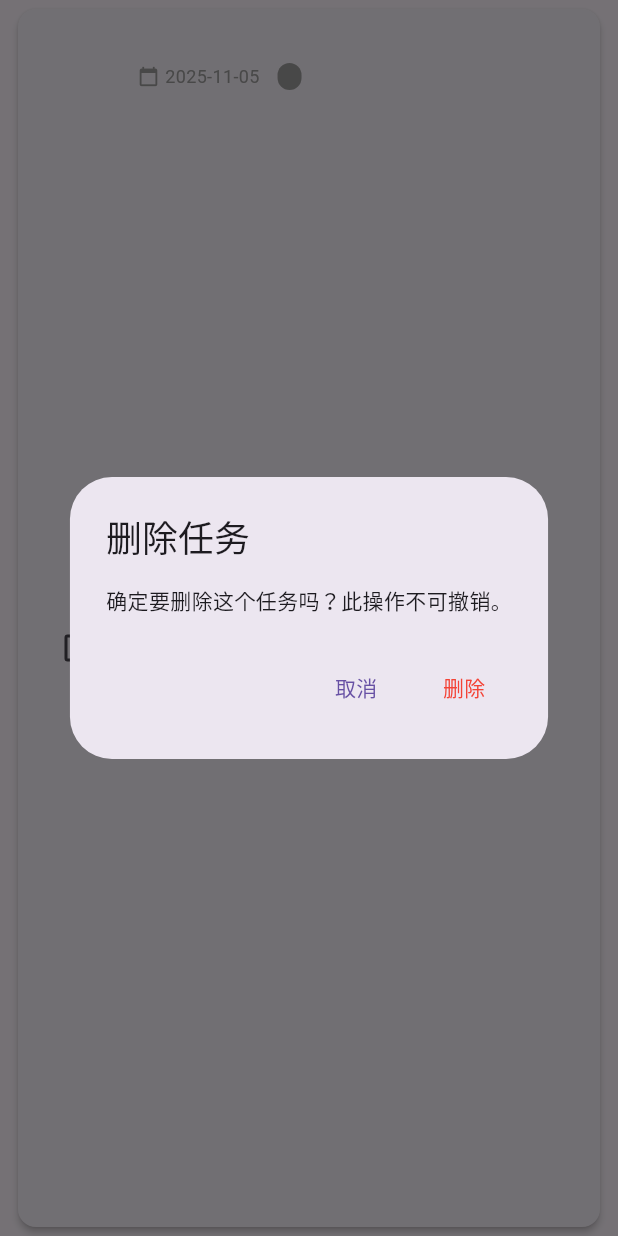
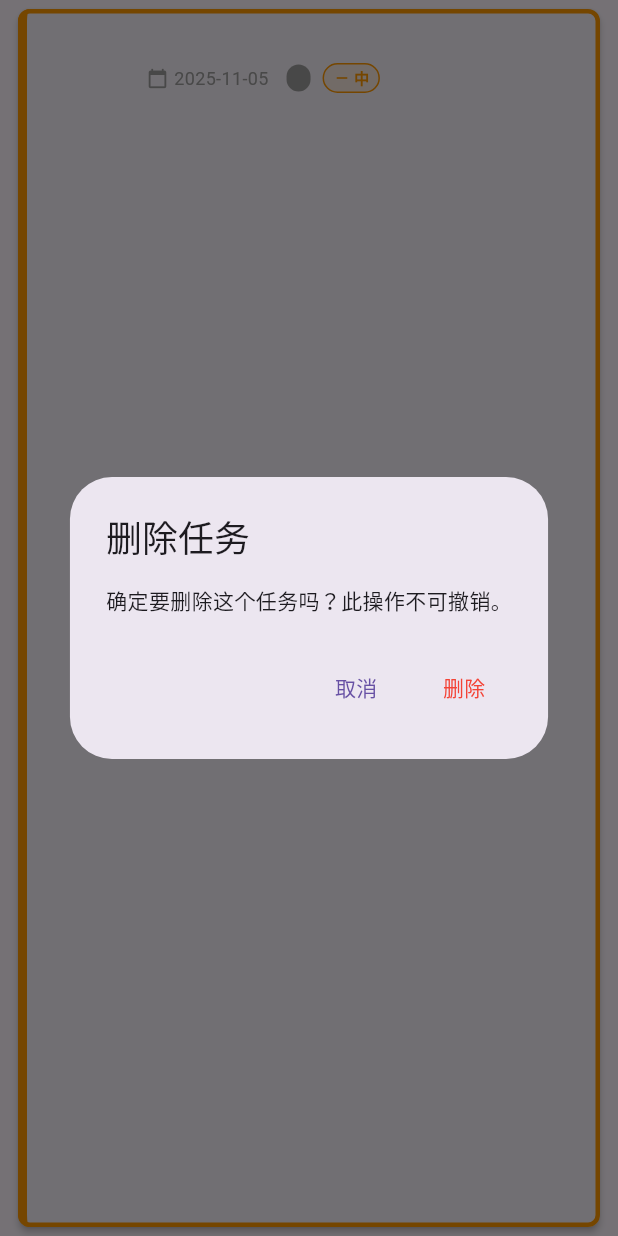
Before and after one commit to WeiTao96/task_manager_app, a Flutter app: the TaskItem widget shown alone on an empty page, opened directly with empty values, after a tap on the "delete outline" icon, on a phone screen of 412 x 824 dp. Run offline on Flutter 3.47's test engine with Material 3 defaults, Android fonts, the phone set to English and light mode, and no system bars; our stand-ins replace sqflite; accounts and stored records are empty.

Commit message:
feat: 添加任务难度功能

```diff
--- a/lib/models/task.dart
+++ b/lib/models/task.dart
@@ -1,3 +1,5 @@
+import 'package:flutter/material.dart';
+
 // 任务重复类型枚举
 enum TaskRepeatType {
   special('特殊任务'),
@@ -6,6 +8,28 @@ enum TaskRepeatType {
 
   const TaskRepeatType(this.displayName);
   final String displayName;
+}
+
+// 任务难度枚举
+enum TaskDifficulty {
+  low('低'),
+  medium('中'),
+  high('高');
+
+  const TaskDifficulty(this.displayName);
+  final String displayName;
+
+  // 获取难度对应的颜色
+  Color get color {
+    switch (this) {
+      case TaskDifficulty.low:
+        return Colors.green;
+      case TaskDifficulty.medium:
+        return Colors.orange;
+      case TaskDifficulty.high:
+        return Colors.red;
+    }
+  }
 }
 
 class Task {
@@ -18,6 +42,7 @@ class Task {
   int xp; // 经验值
   int gold; // 金币
   TaskRepeatType repeatType; // 任务重复类型
+  TaskDifficulty difficulty; // 任务难度
   DateTime? lastCompletedDate; // 上次完成日期
   String? originalTaskId; // 原始任务ID（用于重复任务）
 
@@ -31,6 +56,7 @@ class Task {
     this.xp = 0,
     this.gold = 0,
     this.repeatType = TaskRepeatType.special,
+    this.difficulty = TaskDifficulty.medium,
     this.lastCompletedDate,
     this.originalTaskId,
   });
@@ -47,6 +73,7 @@ class Task {
       'xp': xp,
       'gold': gold,
       'repeatType': repeatType.name,
+      'difficulty': difficulty.name,
       'lastCompletedDate': lastCompletedDate?.toIso8601String(),
       'originalTaskId': originalTaskId,
     };
@@ -67,6 +94,19 @@ class Task {
       }
     }
 
+    // 解析难度
+    TaskDifficulty difficulty = TaskDifficulty.medium;
+    if (map.containsKey('difficulty') && map['difficulty'] != null) {
+      try {
+        difficulty = TaskDifficulty.values.firstWhere(
+          (diff) => diff.name == map['difficulty'],
+          orElse: () => TaskDifficulty.medium,
+        );
+      } catch (e) {
+        difficulty = TaskDifficulty.medium;
+      }
+    }
+
     return Task(
       id: map['id'],
       title: map['title'],
@@ -77,6 +117,7 @@ class Task {
       xp: map.containsKey('xp') && map['xp'] != null ? (map['xp'] as int) : 0,
       gold: map.containsKey('gold') && map['gold'] != null ? (map['gold'] as int) : 0,
       repeatType: repeatType,
+      difficulty: difficulty,
       lastCompletedDate: map['lastCompletedDate'] != null
         ? DateTime.parse(map['lastCompletedDate'])
         : null,
--- a/lib/providers/task_provider.dart
+++ b/lib/providers/task_provider.dart
@@ -125,6 +125,7 @@ class TaskProvider with ChangeNotifier {
             xp: template.xp,
             gold: template.gold,
             repeatType: TaskRepeatType.daily,
+            difficulty: template.difficulty,
             originalTaskId: template.id,
           );
 
@@ -168,6 +169,7 @@ class TaskProvider with ChangeNotifier {
             xp: template.xp,
             gold: template.gold,
             repeatType: TaskRepeatType.weekly,
+            difficulty: template.difficulty,
             originalTaskId: template.id,
           );
 
--- a/lib/widgets/task_item.dart
+++ b/lib/widgets/task_item.dart
@@ -13,6 +13,23 @@ class TaskItem extends StatelessWidget {
     return Card(
       margin: EdgeInsets.symmetric(horizontal: 12, vertical: 6),
       elevation: 2,
+      shape: RoundedRectangleBorder(
+        borderRadius: BorderRadius.circular(8),
+        side: BorderSide(
+          color: task.difficulty.color,
+          width: 3,
+        ),
+      ),
+      child: Container(
+        decoration: BoxDecoration(
+          borderRadius: BorderRadius.circular(8),
+          border: Border(
+            left: BorderSide(
+              color: task.difficulty.color,
+              width: 6,
+            ),
+          ),
+        ),
         child: ListTile(
           leading: Checkbox(
             value: task.isCompleted,
@@ -71,6 +88,38 @@ class TaskItem extends StatelessWidget {
                       ),
                     ),
                   ),
+                  SizedBox(width: 8),
+                  // 难度指示器
+                  Container(
+                    padding: EdgeInsets.symmetric(horizontal: 6, vertical: 2),
+                    decoration: BoxDecoration(
+                      color: task.difficulty.color.withOpacity(0.1),
+                      borderRadius: BorderRadius.circular(10),
+                      border: Border.all(
+                        color: task.difficulty.color,
+                        width: 1,
+                      ),
+                    ),
+                    child: Row(
+                      mainAxisSize: MainAxisSize.min,
+                      children: [
+                        Icon(
+                          _getDifficultyIcon(task.difficulty),
+                          size: 12,
+                          color: task.difficulty.color,
+                        ),
+                        SizedBox(width: 2),
+                        Text(
+                          task.difficulty.displayName,
+                          style: TextStyle(
+                            fontSize: 10,
+                            color: task.difficulty.color,
+                            fontWeight: FontWeight.bold,
+                          ),
+                        ),
+                      ],
+                    ),
+                  ),
                 ],
               ),
             ],
@@ -84,6 +133,7 @@ class TaskItem extends StatelessWidget {
           onTap: () {
             _navigateToEditTask(context, task);
           },
+        ),
       ),
     );
   }
@@ -100,6 +150,18 @@ class TaskItem extends StatelessWidget {
         return Colors.purple;
       default:
         return Colors.grey;
+    }
+  }
+
+  // 获取难度对应的图标
+  IconData _getDifficultyIcon(TaskDifficulty difficulty) {
+    switch (difficulty) {
+      case TaskDifficulty.low:
+        return Icons.keyboard_arrow_down;
+      case TaskDifficulty.medium:
+        return Icons.remove;
+      case TaskDifficulty.high:
+        return Icons.keyboard_arrow_up;
     }
   }
 
```
Also changed, not shown: lib/screens/ultra_simple_task_form_screen.dart (+102 -0 lines), lib/services/task_service.dart (+12 -2 lines). Lines whose indentation alone changed are shown as unchanged.
